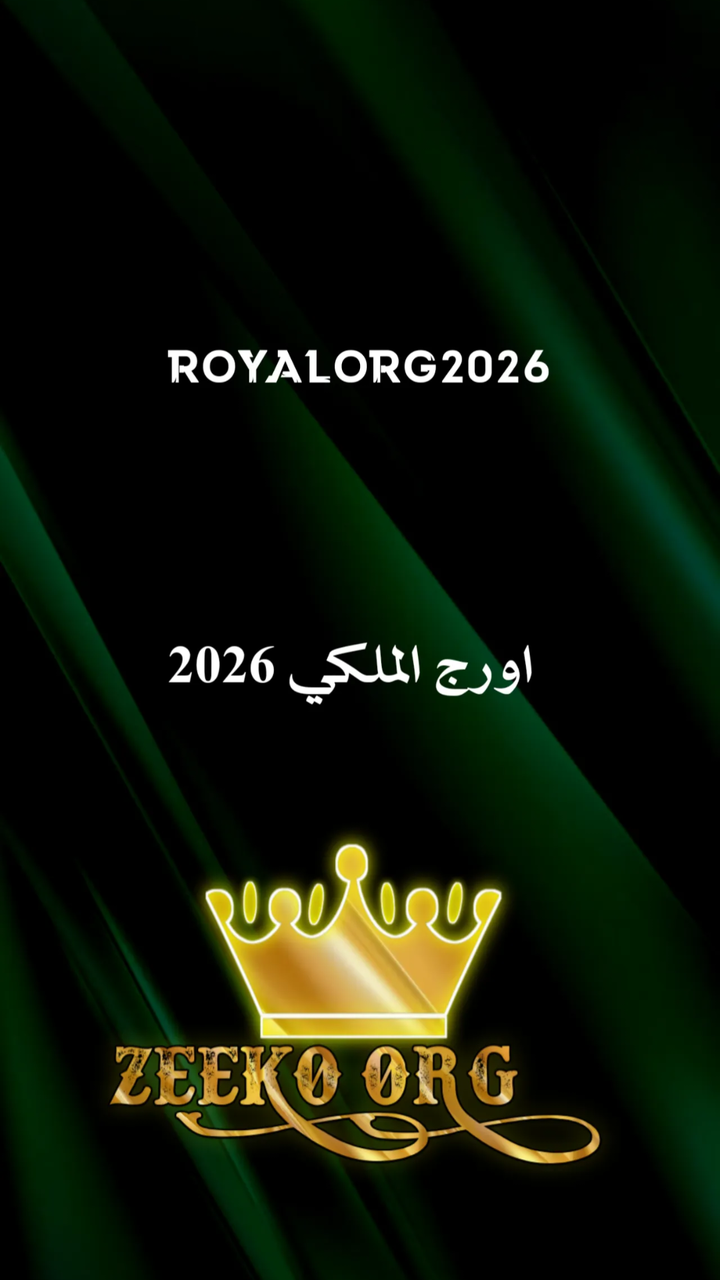
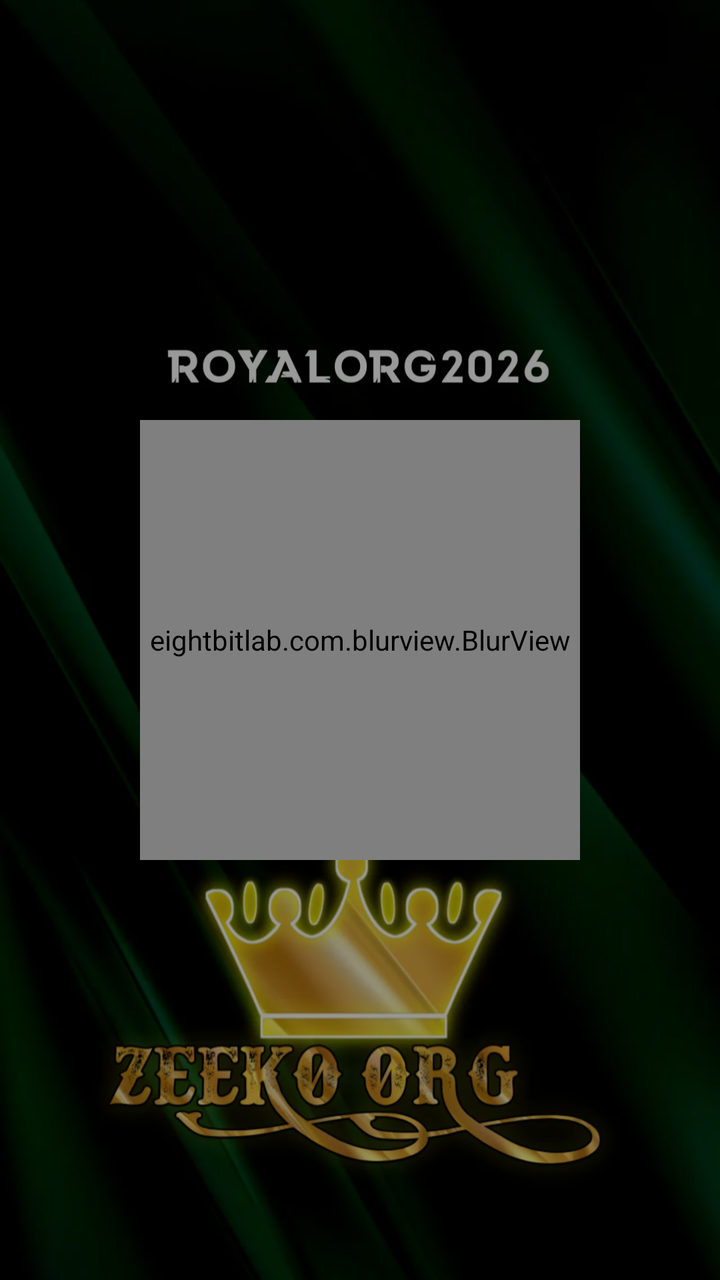

An Android layout rendered at two revisions. The XML below is the earlier revision; the diff shows what the commit changed to produce the second picture.
<!-- AndroidManifest.xml: activity theme Theme.RoyalOrg2026.NoActionBar -->
<!-- res/layout/activity_splash.xml -->
<?xml version="1.0" encoding="utf-8"?>
<RelativeLayout xmlns:android="http://schemas.android.com/apk/res/android"
    android:layout_width="match_parent"
    android:layout_height="match_parent"
    android:background="@color/black">

    
    <ImageView
        android:layout_width="match_parent"
        android:layout_height="match_parent"
        android:scaleType="centerCrop"
        android:src="@drawable/royal9" />

    
    <ProgressBar
        android:layout_width="wrap_content"
        android:layout_height="wrap_content"
        android:layout_alignParentBottom="true"
        android:layout_centerHorizontal="true"
        android:layout_marginBottom="50dp"
        android:indeterminateTint="@color/royal_accent" />

</RelativeLayout>
<!-- resources referenced by this layout -->
<resources>
  <color name="black">#FF000000</color>
  <color name="royal_accent">#FFD700</color>
  <!-- drawable royal9: webp bitmap (drawable, 58338 bytes) -->
  <style name="Theme.RoyalOrg2026.NoActionBar" parent="Theme.RoyalOrg2026">
          <item name="windowActionBar">false</item>
          <item name="windowNoTitle">true</item>
      </style>
  <style name="Theme.RoyalOrg2026" parent="Base.Theme.RoyalOrg2026" />
  <style name="Base.Theme.RoyalOrg2026" parent="Theme.MaterialComponents.DayNight.NoActionBar">
          
          <item name="colorPrimary">@color/royal_primary</item>
          <item name="colorPrimaryVariant">@color/royal_primary_dark</item>
          <item name="colorOnPrimary">@color/white</item>
          
          
          <item name="colorSecondary">@color/royal_accent</item>
          <item name="colorSecondaryVariant">@color/royal_accent</item>
          <item name="colorOnSecondary">@color/black</item>
          
          
          <item name="android:statusBarColor" tools:targetApi="l">?attr/colorPrimaryVariant</item>
      </style>
  <color name="royal_primary">#1A237E</color>
  <color name="royal_primary_dark">#000051</color>
  <color name="white">#FFFFFFFF</color>
</resources>

<!-- the commit's change to res/layout/activity_splash.xml (unified diff, before → after) -->
@@ -1,23 +1,57 @@
 <?xml version="1.0" encoding="utf-8"?>
-<RelativeLayout xmlns:android="http://schemas.android.com/apk/res/android"
+<androidx.constraintlayout.widget.ConstraintLayout 
+    xmlns:android="http://schemas.android.com/apk/res/android"
+    xmlns:app="http://schemas.android.com/apk/res-auto"
     android:layout_width="match_parent"
     android:layout_height="match_parent"
-    android:background="@color/black">
+    android:background="#000000">
 
-    
     <ImageView
         android:layout_width="match_parent"
         android:layout_height="match_parent"
         android:scaleType="centerCrop"
         android:src="@drawable/royal9" />
 
-    
-    <ProgressBar
-        android:layout_width="wrap_content"
-        android:layout_height="wrap_content"
-        android:layout_alignParentBottom="true"
-        android:layout_centerHorizontal="true"
-        android:layout_marginBottom="50dp"
-        android:indeterminateTint="@color/royal_accent" />
+    <View
+        android:layout_width="match_parent"
+        android:layout_height="match_parent"
+        android:background="#66000000" />
 
-</RelativeLayout>
+    <eightbitlab.com.blurview.BlurView
+        android:id="@+id/blurSplash"
+        android:layout_width="220dp"
+        android:layout_height="220dp"
+        android:background="@drawable/bg_glass_border"
+        android:clipToOutline="true"
+        app:blurOverlayColor="#1AFFFFFF"
+        app:layout_constraintBottom_toBottomOf="parent"
+        app:layout_constraintEnd_toEndOf="parent"
+        app:layout_constraintStart_toStartOf="parent"
+        app:layout_constraintTop_toTopOf="parent">
+
+        <LinearLayout
+            android:layout_width="match_parent"
+            android:layout_height="match_parent"
+            android:gravity="center"
+            android:orientation="vertical">
+
+            <ProgressBar
+                android:layout_width="60dp"
+                android:layout_height="60dp"
+                android:indeterminateTint="#FFD700" />
+
+            <TextView
+                android:layout_width="wrap_content"
+                android:layout_height="wrap_content"
+                android:layout_marginTop="20dp"
+                android:text="ZEEKO ORG"
+                android:textColor="#FFFFFF"
+                android:textSize="20sp"
+                android:textStyle="bold"
+                android:shadowColor="#000000"
+                android:shadowDx="1"
+                android:shadowDy="1"
+                android:shadowRadius="3"/>
+        </LinearLayout>
+    </eightbitlab.com.blurview.BlurView>
+</androidx.constraintlayout.widget.ConstraintLayout>
<!-- resource entries referenced after the edit -->
@@ -1,7 +1,12 @@
 <!-- resources referenced by this layout -->
 <resources>
-  <color name="black">#FF000000</color>
-  <color name="royal_accent">#FFD700</color>
+  <!-- drawable bg_glass_border (drawable) -->
+  <?xml version="1.0" encoding="utf-8"?>
+  <shape xmlns:android="http://schemas.android.com/apk/res/android">
+      <solid android:color="#26FFFFFF" />
+      <corners android:radius="20dp" />
+      <stroke android:width="1.5dp" android:color="#4DFFFFFF" />
+  </shape>
   <!-- drawable royal9: webp bitmap (drawable, 58338 bytes) -->
   <style name="Theme.RoyalOrg2026.NoActionBar" parent="Theme.RoyalOrg2026">
           <item name="windowActionBar">false</item>
@@ -25,5 +30,7 @@
   <color name="royal_primary">#1A237E</color>
   <color name="royal_primary_dark">#000051</color>
   <color name="white">#FFFFFFFF</color>
+  <color name="royal_accent">#FFD700</color>
+  <color name="black">#FF000000</color>
 </resources>
 
